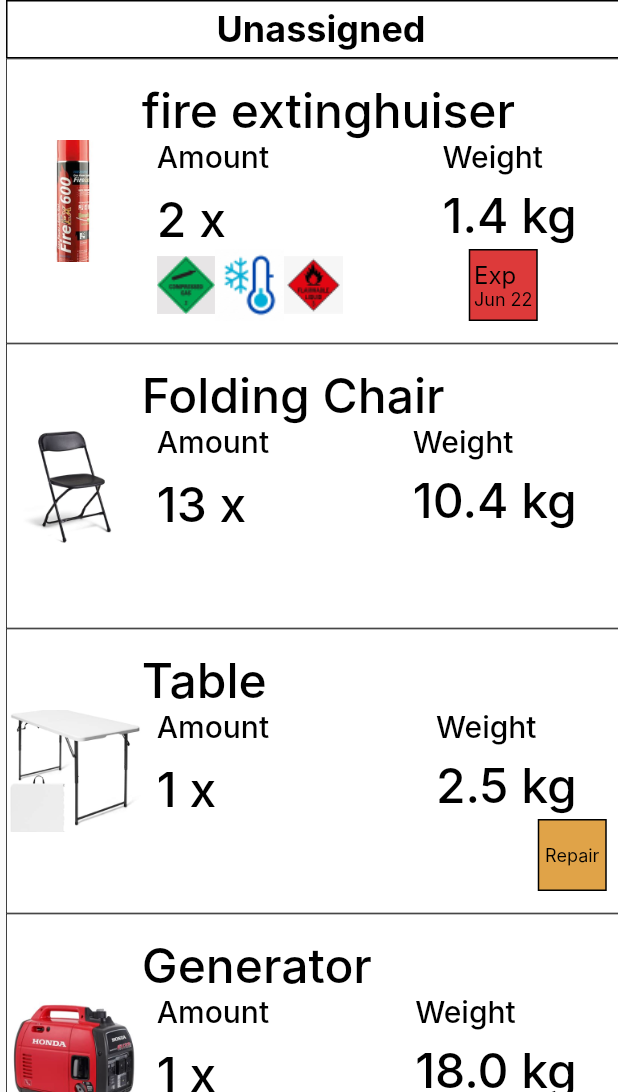
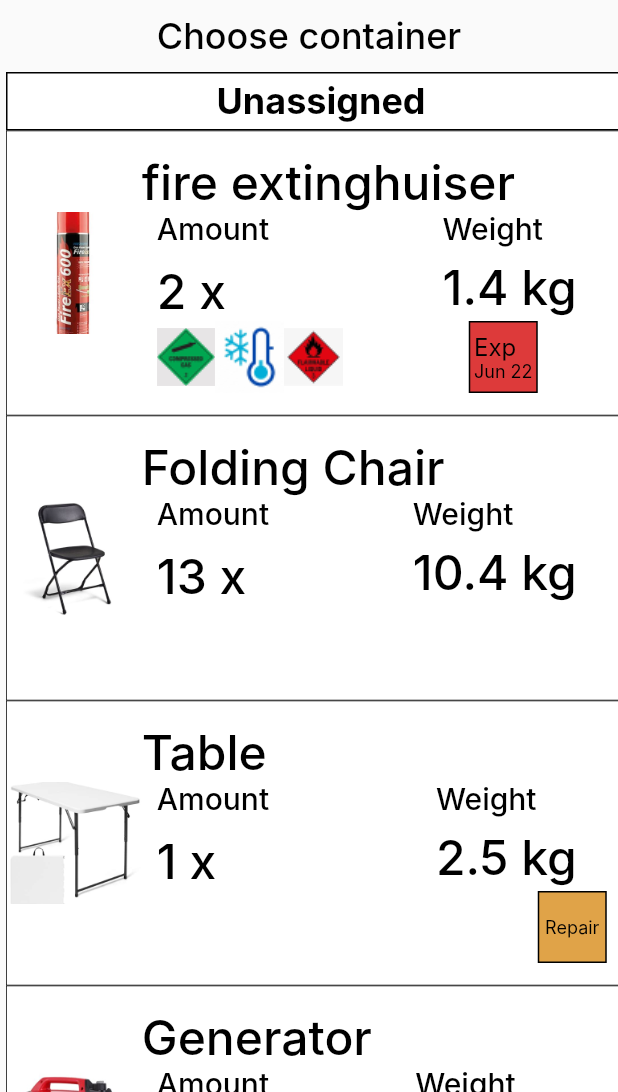
Before and after one commit to Andi7945/RescuenetWarehouse, a Flutter app: the screen it shows after launch, on a phone screen of 412 x 824 dp, the part 144-1236 px from its top. Run offline on Flutter 3.47's test engine with Material 2 defaults, Android fonts, the phone set to English and light mode, and no system bars; our stand-ins replace cloud_firestore, firebase_auth, firebase_core, firebase_storage, image_picker, qr_flutter; missing offline and left inert: drag_and_drop_lists; accounts and stored records are empty; Roboto replaces fonts that are missing (Inter).

Commit message:
Add choose container modal

```diff
--- a/lib/container_with_content_page.dart
+++ b/lib/container_with_content_page.dart
@@ -4,31 +4,52 @@ import 'package:provider/provider.dart';
 import 'package:rescuenet_warehouse/container_with_content_column.dart';
 import 'package:rescuenet_warehouse/container_with_content_unassigned.dart';
 import 'package:rescuenet_warehouse/menu_option.dart';
+import 'package:rescuenet_warehouse/modal_container_chooser.dart';
 
 import 'item.dart';
 import 'menu.dart';
 import 'rescue_container.dart';
+import 'rescue_text.dart';
 import 'store.dart';
 
 class ContainerWithContentPage extends StatelessWidget {
   @override
   Widget build(BuildContext context) {
     return Scaffold(
-        body: Column(children: [
-      Menu(MenuOption.containerWithContent),
-      Consumer<Store>(
-          builder: (ctxt, store, _) =>
-              _body(store.itemsWithoutContainer(), store.containerWithItems()))
-    ]));
+        body: Consumer<Store>(
+            builder: (ctxt, store, _) => Column(children: [
+                  Menu(MenuOption.containerWithContent),
+                  TextButton(
+                      onPressed: () => showDialog(
+                          context: ctxt,
+                          builder: (ctx) => ModalContainerChooser(
+                                store.containerWithVisible(),
+                                key: Key(
+                                    "${store.containerWithVisible().hashCode}"),
+                              )),
+                      child: RescueText.normal("Choose container")),
+                  _body(
+                      store.itemsWithoutContainer(),
+                      store
+                          .containerWithVisible()
+                          .entries
+                          .where((element) => element.value)
+                          .map((e) => e.key)
+                          .toList(),
+                      store.containerWithItems())
+                ])));
   }
 
-  Widget _body(Map<Item, int> itemsWithoutContainer,
+  Widget _body(
+      Map<Item, int> itemsWithoutContainer,
+      List<RescueContainer> shown,
       Map<RescueContainer, Map<Item, int>> containers) {
     return Expanded(
         child: ListView(scrollDirection: Axis.horizontal, children: [
       _asBox(ContainerWithContentUnassigned(itemsWithoutContainer)),
-      ...containers.entries
-          .map((e) => _asBox(ContainerWithContentColumn(e.key, e.value)))
+      ...shown
+          .map(
+              (c) => _asBox(ContainerWithContentColumn(c, containers[c] ?? {})))
           .toList()
     ]));
   }
--- a/lib/store.dart
+++ b/lib/store.dart
@@ -25,6 +25,12 @@ class Store extends ChangeNotifier {
     container_office.id: container_office,
     container_power.id: container_power,
     container_medical.id: container_medical
+  };
+
+  final Map<RescueContainer, bool> _containerVisibility = {
+    container_office: true,
+    container_power: true,
+    container_medical: true
   };
 
   final List<Assignment> _assignments = [
@@ -67,6 +73,19 @@ class Store extends ChangeNotifier {
 
   UnmodifiableListView<RescueContainer> get containers =>
       UnmodifiableListView(_containers.values);
+
+  Map<RescueContainer, bool> containerWithVisible() =>
+      UnmodifiableMapView(_containerVisibility);
+
+  changeContainerVisibility(RescueContainer c) {
+    _containerVisibility[c] = !(_containerVisibility[c] ?? false);
+    notifyListeners();
+  }
+
+  changeAllContainerVisibility(bool shown) {
+    _containerVisibility.updateAll((key, value) => value = shown);
+    notifyListeners();
+  }
 
   Map<RescueContainer, Map<Item, int>> containerWithItems() {
     return Map.fromEntries(_containers.values.map((cont) => MapEntry(
```
Also changed, not shown: lib/modal_container_chooser.dart (added, +58 -0 lines), 1 other file.
